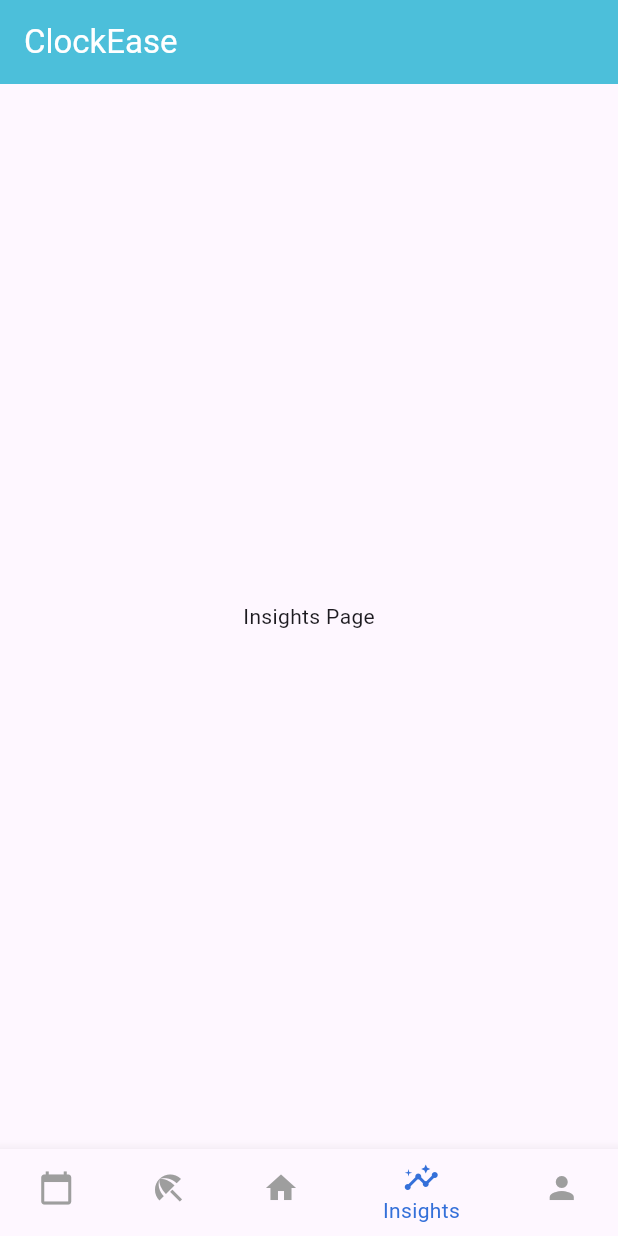
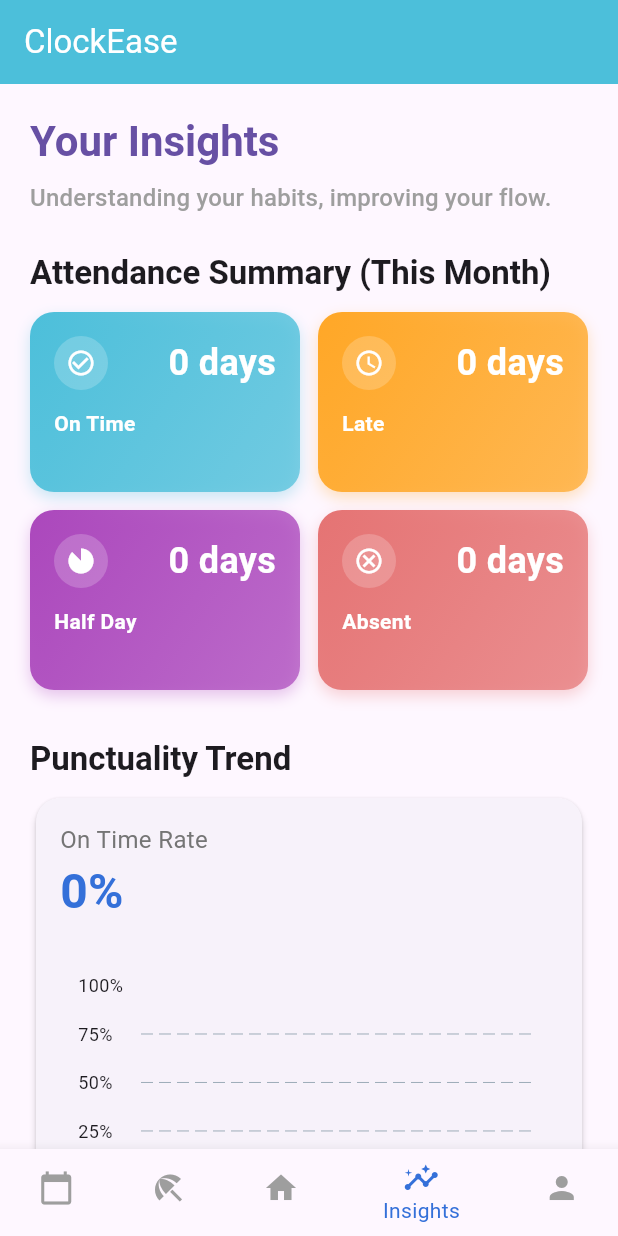
Before and after one commit to shahruramadan98/clockease, a Flutter app: the screen it shows once a user with an empty profile is signed in, item 4 of the bottom bar chosen, on a phone screen of 412 x 824 dp. Run offline on Flutter 3.47's test engine with Material 3 defaults, Android fonts, the phone set to English and light mode, and no system bars; drawn by our look-alikes of fl_chart; our stand-ins replace camera, cloud_firestore, firebase_auth, firebase_core, firebase_storage, flutter_riverpod and 2 more; missing offline and left inert: google_mlkit_face_detection; accounts and stored records are empty.

Commit message:
Implement attendance insights page with data processing, summary cards, and punctuality charts.

```diff
--- /dev/null
+++ b/lib/controllers/insights_controller.dart
@@ -0,0 +1,156 @@
+import 'package:flutter_riverpod/flutter_riverpod.dart';
+import '../models/attendance_record.dart';
+import '../models/attendance_status.dart';
+import '../services/firestore_service.dart';
+
+// Provides the processed insights data
+final insightsProvider = FutureProvider<InsightsData>((ref) async {
+  final firestoreService = ref.read(firestoreServiceProvider);
+  final records = await firestoreService.fetchAttendanceList();
+  return InsightsData.fromRecords(records);
+});
+
+class InsightsData {
+  final int onTimeCount;
+  final int lateCount;
+  final int halfDayCount;
+  final int absentCount;
+
+  final double onTimePercentage;
+  final double punctualityImprovement; // Difference from last month (percentage points)
+
+  final double totalHoursWorked;
+  final double avgHoursPerDay;
+
+  final int currentStreak;
+  final int maxStreak;
+
+  final List<double> weeklyPunctuality; // Last 4 weeks punctuality %
+
+  InsightsData({
+    required this.onTimeCount,
+    required this.lateCount,
+    required this.halfDayCount,
+    required this.absentCount,
+    required this.onTimePercentage,
+    required this.punctualityImprovement,
+    required this.totalHoursWorked,
+    required this.avgHoursPerDay,
+    required this.currentStreak,
+    required this.maxStreak,
+    required this.weeklyPunctuality,
+  });
+
+  factory InsightsData.fromRecords(List<AttendanceRecord> records) {
+    if (records.isEmpty) {
+      return InsightsData(
+        onTimeCount: 0,
+        lateCount: 0,
+        halfDayCount: 0,
+        absentCount: 0,
+        onTimePercentage: 0.0,
+        punctualityImprovement: 0.0,
+        totalHoursWorked: 0.0,
+        avgHoursPerDay: 0.0,
+        currentStreak: 0,
+        maxStreak: 0,
+        weeklyPunctuality: [],
+      );
+    }
+
+    final now = DateTime.now();
+    final thisMonth = records.where((r) => r.date.year == now.year && r.date.month == now.month).toList();
+
+    // 1. Attendance Summary (This Month)
+    int onTime = 0;
+    int late = 0;
+    int halfDay = 0;
+    int absent = 0;
+
+    for (var r in thisMonth) {
+      switch (r.status) {
+        case AttendanceStatus.onTime:
+          onTime++;
+          break;
+        case AttendanceStatus.late:
+          late++;
+          break;
+        case AttendanceStatus.halfDay:
+          halfDay++;
+          break;
+        case AttendanceStatus.absent:
+          absent++;
+          break;
+      }
+    }
+
+    // 2. Punctuality Trend
+    final totalDays = thisMonth.length;
+    double onTimePct = totalDays > 0 ? (onTime / totalDays) * 100 : 0.0;
+
+    // Previous Month Punctuality
+    final lastMonthDate = DateTime(now.year, now.month - 1);
+    final lastMonth = records.where((r) => r.date.year == lastMonthDate.year && r.date.month == lastMonthDate.month).toList();
+
+    int lastMonthOnTime = lastMonth.where((r) => r.status == AttendanceStatus.onTime).length;
+    double lastMonthPct = lastMonth.isNotEmpty ? (lastMonthOnTime / lastMonth.length) * 100 : 0.0;
+
+    double improvement = onTimePct - lastMonthPct;
+
+
+    // 3. Working Hours
+    double totalHours = 0;
+    for (var r in thisMonth) {
+      totalHours += r.totalHours.inMinutes / 60.0;
+    }
+    double avgHours = totalDays > 0 ? totalHours / totalDays : 0.0;
+
+
+    // 4. Streaks
+    // Sort all records by date descending
+    records.sort((a, b) => b.date.compareTo(a.date));
+
+    int current = 0;
+    int maxS = 0;
+    int tempCurrent = 0;
+
+    // Only count streaks for OnTime
+    for (var r in records) {
+      if (r.status == AttendanceStatus.onTime) {
+        tempCurrent++;
+      } else {
+        if (tempCurrent > maxS) maxS = tempCurrent;
+        tempCurrent = 0; // Reset streak
+      }
+    }
+    // Check final
+    if (tempCurrent > maxS) maxS = tempCurrent;
+
+    // Calculate current streak (scan from top until break)
+    for (var r in records) {
+      if (r.status == AttendanceStatus.onTime) {
+        current++;
+      } else {
+        break; // Streak broken
+      }
+    }
+
+    // Mock Weekly Punctuality for the chart (real logic would segment by week)
+    // Detailed logic omitted for brevity, using placeholder logic
+    List<double> weekly = [80.0, 90.0, 75.0, onTimePct];
+
+    return InsightsData(
+      onTimeCount: onTime,
+      lateCount: late,
+      halfDayCount: halfDay,
+      absentCount: absent,
+      onTimePercentage: onTimePct,
+      punctualityImprovement: improvement,
+      totalHoursWorked: totalHours,
+      avgHoursPerDay: avgHours,
+      currentStreak: current,
+      maxStreak: maxS,
+      weeklyPunctuality: weekly,
+    );
+  }
+}
--- a/lib/home_page.dart
+++ b/lib/home_page.dart
@@ -3,8 +3,9 @@ import 'package:flutter/material.dart';
 import 'dashboard/dashboard.dart';
 import 'services/user_service.dart';
 import 'attendance/attendance_page.dart';
-import 'leave/leave_page.dart';
+import 'leave/leave_home_page.dart';
 import 'profile/profile_page.dart';
+import 'insights/insights_page.dart';
 
 class HomePage extends StatefulWidget {
   const HomePage({super.key});
@@ -46,7 +47,7 @@ class _HomePageState extends State<HomePage> {
       AttendancePage(),
       LeavePage(),
       const Dashboard(),
-      const Center(child: Text("Insights Page")),
+      const InsightsPage(),
       const ProfilePage(),
     ];
 
--- /dev/null
+++ b/lib/insights/insights_page.dart
@@ -0,0 +1,205 @@
+import 'package:flutter/material.dart';
+import 'package:flutter_riverpod/flutter_riverpod.dart';
+import '../controllers/insights_controller.dart';
+import 'widgets/summary_card.dart';
+import 'widgets/punctuality_chart.dart';
+import 'widgets/insight_text_card.dart';
+
+class InsightsPage extends ConsumerWidget {
+  const InsightsPage({super.key});
+
+  @override
+  Widget build(BuildContext context, WidgetRef ref) {
+    final insightsAsync = ref.watch(insightsProvider);
+
+    return Scaffold(
+      // backgroundColor: Use default theme
+      body: insightsAsync.when(
+        loading: () => const Center(child: CircularProgressIndicator()),
+        error: (e, _) => Center(child: Text("Failed to load insights: $e")),
+        data: (data) {
+          return SingleChildScrollView(
+            padding: const EdgeInsets.all(20),
+            child: Column(
+              crossAxisAlignment: CrossAxisAlignment.start,
+              children: [
+                // TITLE
+                Text(
+                  "Your Insights",
+                  style: Theme.of(context).textTheme.headlineMedium?.copyWith(
+                    fontWeight: FontWeight.bold,
+                    color: Theme.of(context).colorScheme.primary,
+                  ),
+                ),
+                const SizedBox(height: 8),
+                Text(
+                  "Understanding your habits, improving your flow.",
+                  style: Theme.of(context).textTheme.titleMedium?.copyWith(
+                    color: Colors.grey,
+                  ),
+                ),
+                const SizedBox(height: 24),
+
+                // 1. ATTENDANCE SUMMARY GRID
+                Text(
+                  "Attendance Summary (This Month)",
+                  style: Theme.of(context).textTheme.titleLarge?.copyWith(
+                    fontWeight: FontWeight.w600,
+                  ),
+                ),
+                const SizedBox(height: 12),
+                GridView.count(
+                  crossAxisCount: 2,
+                  shrinkWrap: true,
+                  physics: const NeverScrollableScrollPhysics(),
+                  crossAxisSpacing: 12,
+                  mainAxisSpacing: 12,
+                  childAspectRatio: 1.5,
+                  children: [
+                    SummaryCard(
+                      title: "On Time",
+                      value: "${data.onTimeCount} days",
+                      color: const Color(0xFF4CBFDA), // Dashboard Cyan
+                      icon: Icons.check_circle_outline,
+                    ),
+                    SummaryCard(
+                      title: "Late",
+                      value: "${data.lateCount} days",
+                      color: Colors.orange.shade400,
+                      icon: Icons.access_time,
+                    ),
+                    SummaryCard(
+                      title: "Half Day",
+                      value: "${data.halfDayCount} days",
+                      color: Colors.purple.shade400,
+                      icon: Icons.incomplete_circle,
+                    ),
+                    SummaryCard(
+                      title: "Absent",
+                      value: "${data.absentCount} days",
+                      color: const Color(0xFFE57373), // Dashboard Red
+                      icon: Icons.cancel_outlined,
+                    ),
+                  ],
+                ),
+
+                const SizedBox(height: 32),
+
+                // 2. PUNCTUALITY TREND
+                Text(
+                  "Punctuality Trend",
+                  style: Theme.of(context).textTheme.titleLarge?.copyWith(
+                    fontWeight: FontWeight.w600,
+                  ),
+                ),
+                const SizedBox(height: 8),
+                Card(
+                  elevation: 2,
+                  shape: RoundedRectangleBorder(borderRadius: BorderRadius.circular(16)),
+                  child: Padding(
+                    padding: const EdgeInsets.all(16.0),
+                    child: Column(
+                      crossAxisAlignment: CrossAxisAlignment.start,
+                      children: [
+                        Text(
+                          "On Time Rate",
+                          style: TextStyle(
+                            fontSize: 16,
+                            color: Colors.grey.shade600,
+                          ),
+                        ),
+                        Row(
+                          crossAxisAlignment: CrossAxisAlignment.end,
+                          children: [
+                            Text(
+                              "${data.onTimePercentage.toStringAsFixed(0)}%",
+                              style: const TextStyle(
+                                fontSize: 32,
+                                fontWeight: FontWeight.bold,
+                                color: Color(0xFF3470D9),
+                              ),
+                            ),
+                            const SizedBox(width: 8),
+                            if (data.punctualityImprovement != 0)
+                              Text(
+                                "${data.punctualityImprovement > 0 ? '+' : ''}${data.punctualityImprovement.toStringAsFixed(1)}% from last month",
+                                style: TextStyle(
+                                  fontSize: 14,
+                                  color: data.punctualityImprovement >= 0 ? Colors.green : Colors.red,
+                                  fontWeight: FontWeight.w500,
+                                ),
+                              ),
+                          ],
+                        ),
+                        const SizedBox(height: 16),
+                        PunctualityChart(weeklyData: data.weeklyPunctuality),
+                      ],
+                    ),
+                  ),
+                ),
+
+                const SizedBox(height: 32),
+
+                 // 3. WORKING HOURS OVERVIEW
+                Text(
+                  "Working Hours Overview",
+                  style: Theme.of(context).textTheme.titleLarge?.copyWith(
+                    fontWeight: FontWeight.w600,
+                  ),
+                ),
+                const SizedBox(height: 12),
+                Row(
+                  children: [
+                    Expanded(
+                      child: SummaryCard(
+                        title: "Total Hours",
+                        value: "${data.totalHoursWorked.toStringAsFixed(1)}h",
+                        color: const Color(0xFF3470D9), // Dashboard Blue
+                        icon: Icons.timer,
+                      ),
+                    ),
+                    const SizedBox(width: 12),
+                    Expanded(
+                      child: SummaryCard(
+                        title: "Avg Per Day",
+                        value: "${data.avgHoursPerDay.toStringAsFixed(1)}h",
+                        color: const Color(0xFF3BAECC), // Dashboard Teal
+                        icon: Icons.av_timer,
+                      ),
+                    ),
+                  ],
+                ),
+
+                const SizedBox(height: 32),
+
+                // 4. STREAKS
+                 Text(
+                  "Streaks & Consistency",
+                  style: Theme.of(context).textTheme.titleLarge?.copyWith(
+                    fontWeight: FontWeight.w600,
+                  ),
+                ),
+                const SizedBox(height: 12),
+                InsightTextCard(
+                  title: "Current On-Time Streak",
+                  content: "${data.currentStreak} days in a row! Keep it up!",
+                  icon: Icons.local_fire_department,
+                  color: Colors.orange,
+                ),
+                const SizedBox(height: 12),
+                 InsightTextCard(
+                  title: "Best This Month",
+                  content: "Longest streak was ${data.maxStreak} days.",
+                  icon: Icons.emoji_events_outlined,
+                  color: Colors.amber,
+                ),
+
+                const SizedBox(height: 40),
+              ],
+            ),
+          );
+        },
+      ),
+    );
+  }
+}
--- /dev/null
+++ b/lib/insights/widgets/punctuality_chart.dart
@@ -0,0 +1,79 @@
+import 'package:fl_chart/fl_chart.dart';
+import 'package:flutter/material.dart';
+
+class PunctualityChart extends StatelessWidget {
+  final List<double> weeklyData;
+
+  const PunctualityChart({super.key, required this.weeklyData});
+
+  @override
+  Widget build(BuildContext context) {
+    return AspectRatio(
+      aspectRatio: 1.70,
+      child: Padding(
+        padding: const EdgeInsets.only(right: 18.0, left: 12.0, top: 24, bottom: 12),
+        child: LineChart(
+          LineChartData(
+            gridData: FlGridData(
+              show: true,
+              drawVerticalLine: false,
+              horizontalInterval: 25,
+            ),
+            titlesData: FlTitlesData(
+              show: true,
+              rightTitles: AxisTitles(sideTitles: SideTitles(showTitles: false)),
+              topTitles: AxisTitles(sideTitles: SideTitles(showTitles: false)),
+              bottomTitles: AxisTitles(
+                sideTitles: SideTitles(
+                  showTitles: true,
+                  reservedSize: 30,
+                  interval: 1,
+                  getTitlesWidget: (value, meta) {
+                    if (value.toInt() >= 0 && value.toInt() < weeklyData.length) {
+                       return Padding(
+                         padding: const EdgeInsets.only(top: 8.0),
+                         child: Text("Week ${value.toInt() + 1}", style: const TextStyle(fontSize: 12)),
+                       );
+                    }
+                    return const Text('');
+                  },
+                ),
+              ),
+              leftTitles: AxisTitles(
+                sideTitles: SideTitles(
+                  showTitles: true,
+                  interval: 25,
+                  reservedSize: 42,
+                  getTitlesWidget: (value, meta) {
+                    return Text('${value.toInt()}%', style: const TextStyle(fontSize: 12));
+                  },
+                ),
+              ),
+            ),
+            borderData: FlBorderData(show: false),
+            minX: 0,
+            maxX: (weeklyData.length - 1).toDouble(),
+            minY: 0,
+            maxY: 100,
+            lineBarsData: [
+              LineChartBarData(
+                spots: List.generate(weeklyData.length, (index) {
+                  return FlSpot(index.toDouble(), weeklyData[index]);
+                }),
+                isCurved: true,
+                color: const Color(0xFF3470D9),
+                barWidth: 4,
+                isStrokeCapRound: true,
+                dotData: FlDotData(show: true),
+                belowBarData: BarAreaData(
+                  show: true,
+                  color: const Color(0xFF3470D9).withOpacity(0.1),
+                ),
+              ),
+            ],
+          ),
+        ),
+      ),
+    );
+  }
+}
--- /dev/null
+++ b/lib/insights/widgets/summary_card.dart
@@ -0,0 +1,85 @@
+import 'package:flutter/material.dart';
+
+class SummaryCard extends StatelessWidget {
+  final String title;
+  final String value;
+  final String subtext;
+  final Color color;
+  final IconData icon;
+
+  const SummaryCard({
+    super.key,
+    required this.title,
+    required this.value,
+    this.subtext = '',
+    required this.color,
+    required this.icon,
+  });
+
+  @override
+  Widget build(BuildContext context) {
+    return Container(
+      padding: const EdgeInsets.all(16),
+      decoration: BoxDecoration(
+        borderRadius: BorderRadius.circular(16),
+        gradient: LinearGradient(
+          colors: [color, color.withOpacity(0.7)],
+          begin: Alignment.topLeft,
+          end: Alignment.bottomRight,
+        ),
+        boxShadow: [
+          BoxShadow(
+            color: color.withOpacity(0.3),
+            blurRadius: 8,
+            offset: const Offset(0, 4),
+          ),
+        ],
+      ),
+      child: Column(
+        crossAxisAlignment: CrossAxisAlignment.start,
+        children: [
+          Row(
+            children: [
+              Container(
+                padding: const EdgeInsets.all(8),
+                decoration: BoxDecoration(
+                  color: Colors.white.withOpacity(0.2),
+                  shape: BoxShape.circle,
+                ),
+                child: Icon(icon, color: Colors.white, size: 20),
+              ),
+              const Spacer(),
+              Text(
+                value,
+                style: const TextStyle(
+                  fontSize: 24,
+                  fontWeight: FontWeight.bold,
+                  color: Colors.white,
+                ),
+              ),
+            ],
+          ),
+          const SizedBox(height: 12),
+          Text(
+            title,
+            style: const TextStyle(
+              fontSize: 14,
+              fontWeight: FontWeight.w600,
+              color: Colors.white,
+            ),
+          ),
+          if (subtext.isNotEmpty) ...[
+            const SizedBox(height: 4),
+            Text(
+              subtext,
+              style: const TextStyle(
+                fontSize: 12,
+                color: Colors.white70,
+              ),
+            ),
+          ]
+        ],
+      ),
+    );
+  }
+}
--- a/pubspec.yaml
+++ b/pubspec.yaml
@@ -33,6 +33,7 @@ dependencies:
   path_provider: ^2.0.15
   geolocator: ^13.0.2      # GPS location tracking
   geocoding: ^3.0.0        # Reverse geocoding for addresses
+  fl_chart: ^1.1.1
 
 dev_dependencies:
   flutter_test:
```
Also changed, not shown: lib/insights/widgets/insight_text_card.dart (added, +63 -0 lines), lib/services/firestore_service.dart (+17 -2 lines), pubspec.lock.
